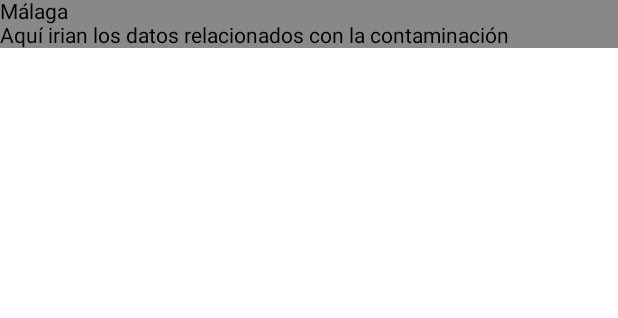
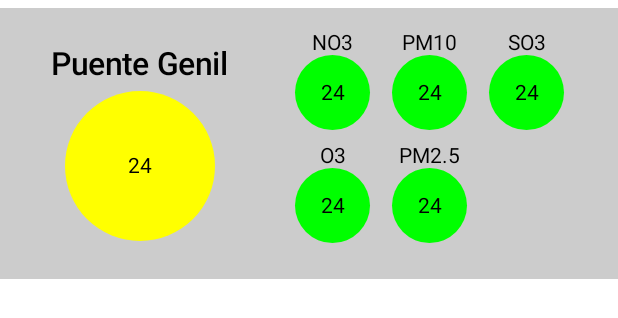
Before and after one commit to angeelm03dev/AirQuality, an Android app built with Jetpack Compose: the @Preview function ExternalSensorBoxPreview, on a phone screen of 412 x 824 dp. Shown: the top 318 px of the screen. Run offline under Robolectric (Android 15) with nearby library versions, the phone set to English and light mode, and no system bars; network calls fail.

Commit message:
Primer prototipo para la interfaz de External Sensors

```diff
--- a/app/src/main/java/com/angel/airquality/view/externalSensorsScreen/ExternalSensorBox.kt
+++ /dev/null
@@ -1,27 +0,0 @@
-package com.angel.airquality.view.externalSensorsScreen
-
-import androidx.compose.foundation.background
-import androidx.compose.foundation.layout.Column
-import androidx.compose.foundation.layout.fillMaxWidth
-import androidx.compose.material.Text
-import androidx.compose.runtime.Composable
-import androidx.compose.ui.Modifier
-import androidx.compose.ui.graphics.Color
-import androidx.compose.ui.tooling.preview.Preview
-
-@Composable
-fun ExternalSensorBox(location: String) {
-    Column(modifier = Modifier
-        .fillMaxWidth()
-        .background(Color.Gray)) {
-
-        Text(location)
-        Text("Aquí irian los datos relacionados con la contaminación")
-    }
-}
-
-@Preview
-@Composable
-fun ExternalSensorBoxPreview(){
-    ExternalSensorBox("Málaga")
-}
--- a/app/src/main/java/com/angel/airquality/view/externalSensorsScreen/ExternalSensorsScreen.kt
+++ b/app/src/main/java/com/angel/airquality/view/externalSensorsScreen/ExternalSensorsScreen.kt
@@ -1,24 +1,38 @@
 package com.angel.airquality.view.externalSensorsScreen
 
-import androidx.compose.foundation.layout.Column
 import androidx.compose.foundation.layout.PaddingValues
 import androidx.compose.foundation.layout.fillMaxSize
 import androidx.compose.foundation.layout.padding
-import androidx.compose.material.Text
+import androidx.compose.foundation.lazy.LazyColumn
+import androidx.compose.material.Scaffold
 import androidx.compose.runtime.Composable
 import androidx.compose.ui.Modifier
+import androidx.compose.ui.tooling.preview.Preview
 import androidx.compose.ui.unit.dp
+import com.angel.airquality.view.externalSensorsScreen.components.ExternalSensorBox
 
 @Composable
-fun ExternalSensorsScreen(innerPadding : PaddingValues) {
+fun ExternalSensorsScreen(innerPadding: PaddingValues) {
 
-    Column(
+    LazyColumn(
         modifier = Modifier
             .fillMaxSize()
             .padding(innerPadding)
-            .padding(16.dp)
     ) {
-        Text(text = "Sensores externos")
+
+        //Nos traemos desde el ViewModel una List con los datos de cada tarjeta. Los extraeremos con un for-each
+        items(20) {
+            ExternalSensorBox(location = "Puente Genil", modifier = Modifier.padding(10.dp))
+        }
+
     }
 
 }
+
+@Preview(showSystemUi = true)
+@Composable
+fun ExternalSensorsScreenPreview() {
+    Scaffold() { innerPadding ->
+        ExternalSensorsScreen(innerPadding = innerPadding)
+    }
+}
--- /dev/null
+++ b/app/src/main/java/com/angel/airquality/view/externalSensorsScreen/components/ContaminantAgent.kt
@@ -0,0 +1,28 @@
+package com.angel.airquality.view.externalSensorsScreen.components
+
+import androidx.compose.foundation.background
+import androidx.compose.foundation.layout.Box
+import androidx.compose.foundation.layout.Column
+import androidx.compose.foundation.layout.size
+import androidx.compose.foundation.shape.CircleShape
+import androidx.compose.material.Text
+import androidx.compose.runtime.Composable
+import androidx.compose.ui.Alignment
+import androidx.compose.ui.Modifier
+import androidx.compose.ui.graphics.Color
+import androidx.compose.ui.unit.dp
+
+@Composable
+fun ContaminantAgent(text: String, modifier: Modifier) {
+
+    Column(modifier = modifier) {
+        Text(text, modifier = Modifier.align(Alignment.CenterHorizontally))
+        Box(
+            modifier = Modifier
+                .background(color = Color.Green, shape = CircleShape)
+                .size(50.dp)
+        ) {
+            Text("24", modifier = Modifier.align(Alignment.Center))
+        }
+    }
+}
--- /dev/null
+++ b/app/src/main/java/com/angel/airquality/view/externalSensorsScreen/components/ExternalSensorBox.kt
@@ -0,0 +1,65 @@
+package com.angel.airquality.view.externalSensorsScreen.components
+
+import androidx.compose.foundation.background
+import androidx.compose.foundation.layout.Arrangement
+import androidx.compose.foundation.layout.Column
+import androidx.compose.foundation.layout.Row
+import androidx.compose.foundation.layout.fillMaxWidth
+import androidx.compose.foundation.layout.height
+import androidx.compose.foundation.layout.padding
+import androidx.compose.foundation.lazy.grid.GridCells
+import androidx.compose.foundation.lazy.grid.LazyHorizontalGrid
+import androidx.compose.runtime.Composable
+import androidx.compose.ui.Alignment
+import androidx.compose.ui.Modifier
+import androidx.compose.ui.graphics.Color
+import androidx.compose.ui.tooling.preview.Preview
+import androidx.compose.ui.unit.dp
+
+@Composable
+fun ExternalSensorBox(location: String, modifier: Modifier) {
+    Row(
+        modifier = modifier
+            .fillMaxWidth()
+            .background(Color.LightGray)
+            .padding(15.dp),
+        horizontalArrangement = Arrangement.SpaceAround,
+        verticalAlignment = Alignment.CenterVertically
+    ) {
+        GeneralPollutionIndex(location)
+
+        Column(
+            modifier = Modifier
+                .padding(start = 5.dp)
+        ) {
+            LazyHorizontalGrid(
+                rows = GridCells.Fixed(2),
+                modifier = Modifier.height(150.dp)
+            ){
+            item {
+                ContaminantAgent("NO3", modifier = Modifier.padding(horizontal = 7.dp))
+            }
+            item {
+                ContaminantAgent("O3", modifier = Modifier.padding(horizontal = 7.dp))
+            }
+            item {
+                ContaminantAgent("PM10", modifier = Modifier.padding(horizontal = 7.dp))
+            }
+            item {
+                ContaminantAgent("PM2.5", modifier = Modifier.padding(horizontal = 7.dp))
+            }
+            item {
+                ContaminantAgent("SO3", modifier = Modifier.padding(horizontal = 7.dp))
+            }
+        }
+
+        }
+    }
+
+}
+
+@Preview
+@Composable
+fun ExternalSensorBoxPreview() {
+    ExternalSensorBox("Puente Genil", modifier = Modifier.padding(vertical = 5.dp))
+}
--- /dev/null
+++ b/app/src/main/java/com/angel/airquality/view/externalSensorsScreen/components/GeneralPollutionIndex.kt
@@ -0,0 +1,38 @@
+package com.angel.airquality.view.externalSensorsScreen.components
+
+import androidx.compose.foundation.background
+import androidx.compose.foundation.layout.Box
+import androidx.compose.foundation.layout.Column
+import androidx.compose.foundation.layout.padding
+import androidx.compose.foundation.layout.size
+import androidx.compose.foundation.shape.CircleShape
+import androidx.compose.material.Text
+import androidx.compose.runtime.Composable
+import androidx.compose.ui.Alignment
+import androidx.compose.ui.Modifier
+import androidx.compose.ui.graphics.Color
+import androidx.compose.ui.text.font.FontWeight
+import androidx.compose.ui.unit.dp
+import androidx.compose.ui.unit.sp
+
+@Composable
+fun GeneralPollutionIndex(location: String) {
+    Column(modifier = Modifier.padding(5.dp), horizontalAlignment = Alignment.CenterHorizontally) {
+        Text(
+            location,
+            fontWeight = FontWeight.Medium,
+            fontSize = 21.sp,
+            modifier = Modifier
+                .align(Alignment.CenterHorizontally)
+                .padding(bottom = 5.dp)
+        )
+        Box(
+            modifier = Modifier
+                .background(color = Color.Yellow, shape = CircleShape)
+                .size(100.dp)
+        ) {
+            Text("24", modifier = Modifier.align(Alignment.Center))
+        }
+
+    }
+}
--- a/app/src/main/java/com/angel/airquality/view/homeScreen/HomeScreen.kt
+++ b/app/src/main/java/com/angel/airquality/view/homeScreen/HomeScreen.kt
@@ -12,6 +12,8 @@ import androidx.navigation.NavHostController
 import com.angel.airquality.MainActivity
 import com.angel.airquality.R
 import com.angel.airquality.view.externalSensorsScreen.ExternalSensorsScreen
+import com.angel.airquality.view.homeScreen.components.Drawer
+import com.angel.airquality.view.homeScreen.components.MyTopAppBar
 import com.angel.airquality.view.localSensorsScreen.LocalSensorsScreen
 import com.angel.airquality.view.newsScreen.NewsScreen
 
--- a/app/src/main/java/com/angel/airquality/view/homeScreen/Drawer.kt
+++ b/app/src/main/java/com/angel/airquality/view/homeScreen/components/Drawer.kt
@@ -1,4 +1,4 @@
-package com.angel.airquality.view.homeScreen
+package com.angel.airquality.view.homeScreen.components
 
 import androidx.compose.foundation.Image
 import androidx.compose.foundation.clickable
--- a/app/src/main/java/com/angel/airquality/view/homeScreen/MyBottomAppBar.kt
+++ b/app/src/main/java/com/angel/airquality/view/homeScreen/components/MyBottomAppBar.kt
@@ -1,4 +1,4 @@
-package com.angel.airquality.view.homeScreen
+package com.angel.airquality.view.homeScreen.components
 
 import androidx.compose.runtime.Composable
 
--- a/app/src/main/java/com/angel/airquality/view/homeScreen/MyTopAppBar.kt
+++ b/app/src/main/java/com/angel/airquality/view/homeScreen/components/MyTopAppBar.kt
@@ -1,4 +1,4 @@
-package com.angel.airquality.view.homeScreen
+package com.angel.airquality.view.homeScreen.components
 
 import androidx.compose.foundation.layout.Spacer
 import androidx.compose.foundation.layout.fillMaxWidth
--- a/app/src/main/java/com/angel/airquality/view/localSensorsScreen/LocalSensorsScreen.kt
+++ b/app/src/main/java/com/angel/airquality/view/localSensorsScreen/LocalSensorsScreen.kt
@@ -16,7 +16,7 @@ fun LocalSensorsScreen(innerPadding: PaddingValues) {
         modifier = Modifier
             .fillMaxSize()
             .padding(innerPadding)
-            .padding(16.dp)
+            .padding(horizontal = 16.dp)
     ) {
         Text(text = "Sensores locales")
     }
--- a/app/src/main/java/com/angel/airquality/view/newsScreen/NewsScreen.kt
+++ b/app/src/main/java/com/angel/airquality/view/newsScreen/NewsScreen.kt
@@ -9,6 +9,7 @@ import androidx.compose.runtime.Composable
 import androidx.compose.ui.Modifier
 import androidx.lifecycle.viewmodel.compose.viewModel
 import com.angel.airquality.MainActivity
+import com.angel.airquality.view.newsScreen.components.NewsBox
 import com.angel.airquality.viewModel.NewsViewModel
 
 @Composable
--- a/app/src/main/java/com/angel/airquality/view/newsScreen/NewsBox.kt
+++ b/app/src/main/java/com/angel/airquality/view/newsScreen/components/NewsBox.kt
@@ -1,4 +1,4 @@
-package com.angel.airquality.view.newsScreen
+package com.angel.airquality.view.newsScreen.components
 
 import androidx.compose.foundation.background
 import androidx.compose.foundation.layout.Arrangement
--- a/app/src/main/java/com/angel/airquality/view/settingScreen/SettingScreen.kt
+++ b/app/src/main/java/com/angel/airquality/view/settingScreen/SettingScreen.kt
@@ -13,6 +13,7 @@ import androidx.compose.ui.text.style.TextAlign
 import androidx.compose.ui.unit.dp
 import androidx.compose.ui.unit.sp
 import androidx.navigation.NavHostController
+import com.angel.airquality.view.settingScreen.components.SelectTheme
 
 @Composable
 fun SettingScreen(navController: NavHostController) {
--- a/app/src/main/java/com/angel/airquality/view/settingScreen/SelectTheme.kt
+++ b/app/src/main/java/com/angel/airquality/view/settingScreen/components/SelectTheme.kt
@@ -1,4 +1,4 @@
-package com.angel.airquality.view.settingScreen
+package com.angel.airquality.view.settingScreen.components
 
 import androidx.compose.foundation.layout.height
 import androidx.compose.material.DropdownMenuItem
--- a/app/src/main/java/com/angel/airquality/view/splashScreen/SplashScreen.kt
+++ b/app/src/main/java/com/angel/airquality/view/splashScreen/SplashScreen.kt
@@ -4,6 +4,7 @@ import androidx.compose.runtime.Composable
 import androidx.compose.runtime.LaunchedEffect
 import androidx.navigation.NavController
 import com.angel.airquality.navigation.AppScreens
+import com.angel.airquality.view.splashScreen.components.Splash
 import kotlinx.coroutines.delay
 
 @Composable
--- a/app/src/main/java/com/angel/airquality/view/splashScreen/Splash.kt
+++ b/app/src/main/java/com/angel/airquality/view/splashScreen/components/Splash.kt
@@ -1,4 +1,4 @@
-package com.angel.airquality.view.splashScreen
+package com.angel.airquality.view.splashScreen.components
 
 import androidx.compose.foundation.Image
 import androidx.compose.foundation.layout.Arrangement
--- a/app/src/main/java/com/angel/airquality/viewModel/NewsViewModel.kt
+++ b/app/src/main/java/com/angel/airquality/viewModel/NewsViewModel.kt
@@ -39,7 +39,7 @@ class NewsViewModel() : ViewModel() {
             CoroutineScope(Dispatchers.IO).launch {
 
                 val call = getRetrofit().create(APIService::class.java).getNews(
-                    access_key = context.getString(R.string.api_key),
+                    access_key = context.getString(R.string.api_news_key),
                     keywords = "contaminación",
                     countries = "es"
                 )
--- a/app/src/main/res/values/strings.xml
+++ b/app/src/main/res/values/strings.xml
@@ -1,5 +1,6 @@
 <resources>
     <string name="app_name">AirQuality</string>
 
-    <string name="api_key">a9b860f979eaae7adbf76bcdb7bdb683</string>
+    <string name="api_news_key">a9b860f979eaae7adbf76bcdb7bdb683</string>
+    <string name="api_pollution_key">471cc665254f8d26ac2fa513f249e2b2868bf7ef</string>
 </resources>
```
